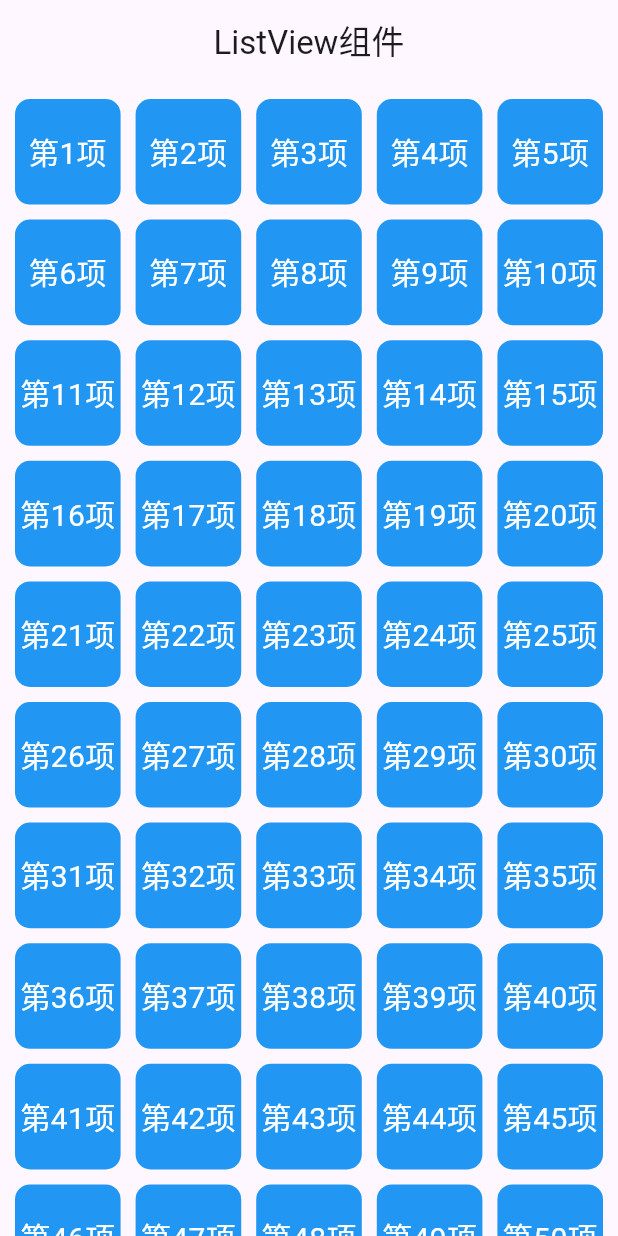
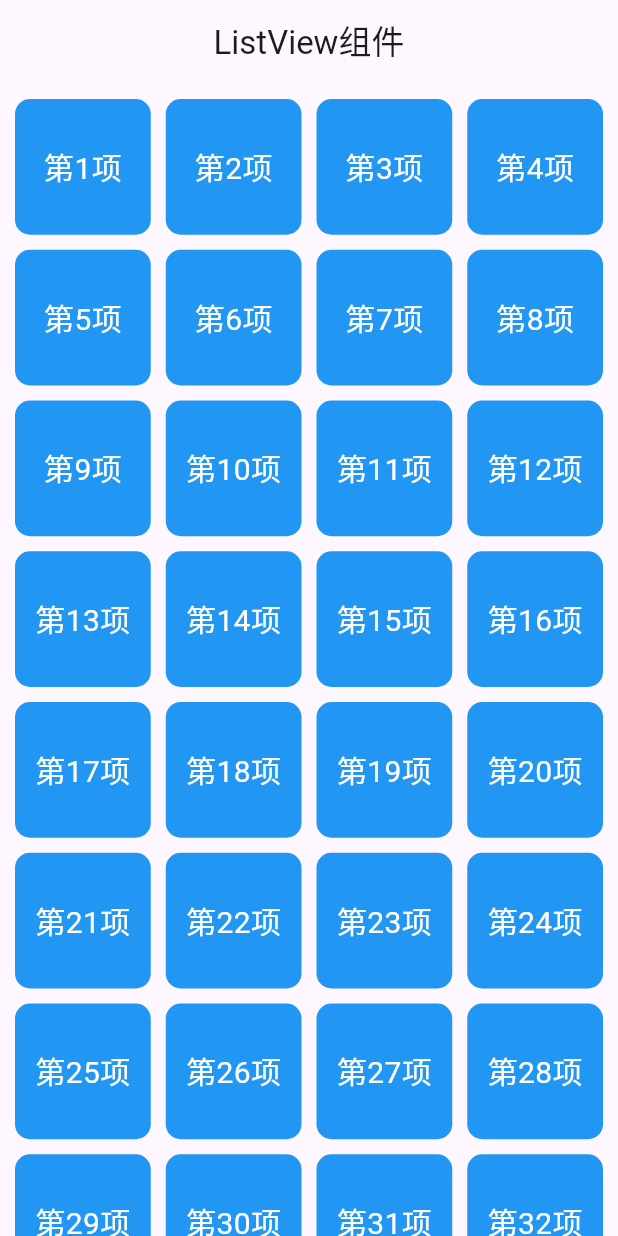
Before and after one commit to neucoder/helloworld, a Flutter app: the screen it shows after launch, on a phone screen of 412 x 824 dp. Run offline on Flutter 3.47's test engine with Material 3 defaults, Android fonts, the phone set to English and light mode, and no system bars.

Commit message:
gridview extent构造

```diff
--- a/lib/main.dart
+++ b/lib/main.dart
@@ -40,9 +40,10 @@ class _MainPageState extends State<MainPage> {
     return MaterialApp(
       home: Scaffold(
         appBar: AppBar(title: Center(child: Text('ListView组件'))),
-        body: GridView.count(
+        body: GridView.extent(
           scrollDirection: Axis.vertical, // 滚动方向
-          crossAxisCount: 5, // 每行5个
+          maxCrossAxisExtent: 100, // 每个子项的最大宽度
+
           padding: EdgeInsets.all(10),
           mainAxisSpacing: 10,
           crossAxisSpacing: 10,
```
